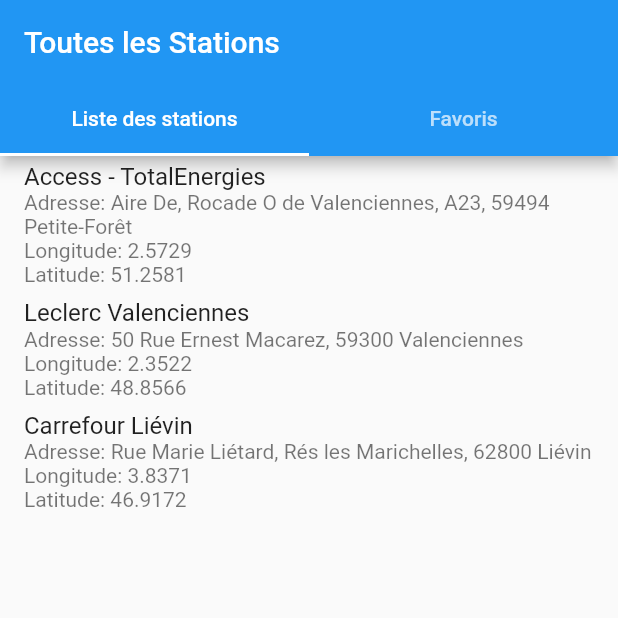
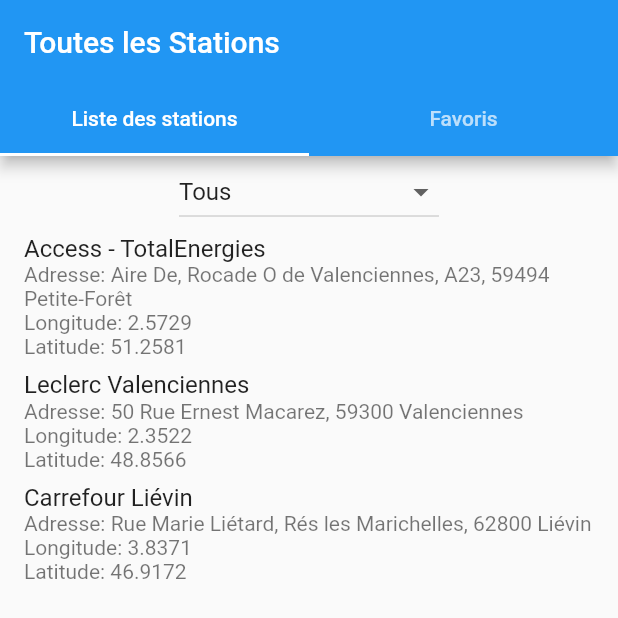
Before and after one commit to Shawigami/front-TuCarbure, a Flutter app: the screen it shows after launch, on a phone screen of 412 x 824 dp. Shown: the top 618 px of the screen. Run offline on Flutter 3.47's test engine with Material 2 defaults, Android fonts, the light colour scheme and no system bars.

Commit message:
add filter and edit fuels station

```diff
--- a/lib/models/mock_data.dart
+++ b/lib/models/mock_data.dart
@@ -44,7 +44,6 @@
       Fuel(name: 'Sans Plomb 95 (E5)', price: 1.79, lastUpdate: DateTime(2023, 5, 22)),
       Fuel(name: 'Sans Plomb 95 (E10)', price: 1.83, lastUpdate: DateTime(2023, 5, 22)),
       Fuel(name: 'Gazole (B7)', price: 1.65, lastUpdate: DateTime(2023, 5, 22)),
-      Fuel(name: 'Diesel', price: 1.69, lastUpdate: DateTime(2023, 5, 22)),
     ],
     lastUpdate: DateTime(2023, 5, 22),
   ),
@@ -55,7 +54,6 @@
     latitude: 48.8566,
     fuels: [
       Fuel(name: 'Sans Plomb 98 (E5)', price: 1.92, lastUpdate: DateTime(2023, 6, 22)),
-      Fuel(name: 'Sans Plomb 95 (E5)', price: 1.82, lastUpdate: DateTime(2023, 6, 22)),
       Fuel(name: 'Sans Plomb 95 (E10)', price: 1.87, lastUpdate: DateTime(2023, 6, 22)),
       Fuel(name: 'Gazole (B7)', price: 1.67, lastUpdate: DateTime(2023, 6, 22)),
       Fuel(name: 'Diesel', price: 1.7, lastUpdate: DateTime(2023, 6, 22)),
--- a/lib/views/FindAllStations.dart
+++ b/lib/views/FindAllStations.dart
@@ -10,6 +10,8 @@
 }
 
 class _FindAllStationsState extends State<FindAllStations> {
+  String _selectedFuel = 'Tous';  // Nouvelle variable d'état pour le carburant sélectionné
+
   @override
   Widget build(BuildContext context) {
     return DefaultTabController(
@@ -24,7 +26,24 @@
             ],
           ),
         ),
-        body: TabBarView(
+        body: Column(
+          children: [
+            DropdownButton<String>(  // Nouveau widget DropdownButton pour le menu déroulant
+              value: _selectedFuel,
+              items: <String>['Tous', 'Sans Plomb 98 (E5)', 'Sans Plomb 95 (E5)', 'Sans Plomb 95 (E10)', 'Gazole (B7)', 'Diesel'].map((String value) {
+                return DropdownMenuItem<String>(
+                  value: value,
+                  child: Text(value),
+                );
+              }).toList(),
+              onChanged: (String? newValue) {
+                setState(() {
+                  _selectedFuel = newValue!;
+                });
+              },
+            ),
+            Expanded(
+              child: TabBarView(
                 children: [
                   ValueListenableBuilder(
                     valueListenable: stations,
@@ -41,6 +60,9 @@
                 ],
               ),
             ),
+          ],
+        ),
+      ),
     );
   }
 
@@ -48,6 +70,8 @@
     return ListView.builder(
       itemCount: stations.length,
       itemBuilder: (context, index) {
+        // Filtre les stations en fonction du carburant sélectionné
+        if (_selectedFuel == 'Tous' || stations[index].fuels.any((fuel) => fuel.name == _selectedFuel)) {
           return ListTile(
             title: Text(stations[index].name),
             subtitle: Text('Adresse: ${stations[index].address}\nLongitude: ${stations[index].longitude}\nLatitude: ${stations[index].latitude}'),
@@ -60,6 +84,9 @@
               );
             },
           );
+        } else {
+          return Container();  // Retourne un widget vide pour les stations qui ne correspondent pas au filtre
+        }
       },
     );
   }
--- a/lib/views/StationDetailsPage.dart
+++ b/lib/views/StationDetailsPage.dart
@@ -81,7 +81,7 @@
     showDialog(
       context: context,
       builder: (context) => AlertDialog(
-        title: Text('Modifier le prix du carburant'),
+        title: Text('Modifier le prix du ${fuel.name}'),
         content: TextField(
           controller: _priceController,
           keyboardType: TextInputType.numberWithOptions(decimal: true),
```
Lines whose indentation alone changed are shown as unchanged.
